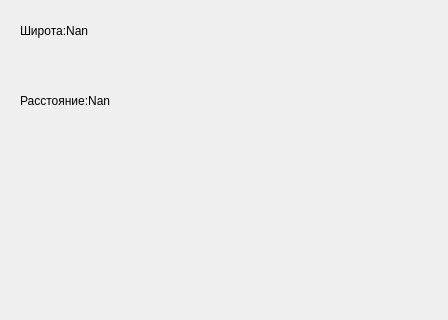
This is mainwindow.ui in Durka007/QtGpsSensor as Qt 5 draws it before an edit; both pictures show x 0 to 448 and y 90 to 410 of the 448 by 600 pixel window. The edited form follows.
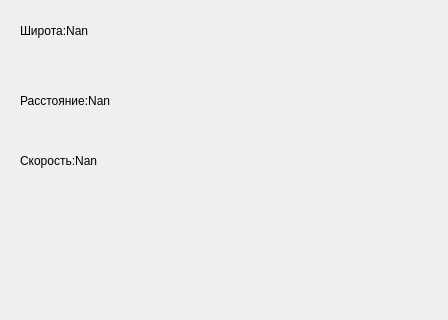
This is the edited form.

What changed in the file:
```diff
--- a/mainwindow.ui
+++ b/mainwindow.ui
@@ -53,6 +53,19 @@
      <string>Расстояние:Nan</string>
     </property>
    </widget>
+   <widget class="QLabel" name="SpeedLabel">
+    <property name="geometry">
+     <rect>
+      <x>20</x>
+      <y>220</y>
+      <width>381</width>
+      <height>61</height>
+     </rect>
+    </property>
+    <property name="text">
+     <string>Скорость:Nan</string>
+    </property>
+   </widget>
   </widget>
   <widget class="QMenuBar" name="menubar">
    <property name="geometry">
```
